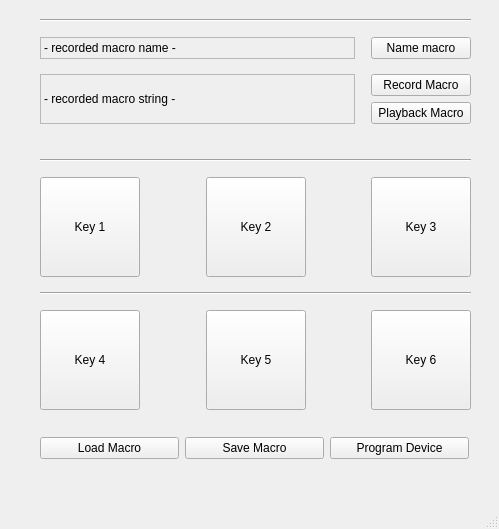
The window that python/gui/main_window.ui (windykeyboards/southerly-front) describes before a commit, drawn with Qt 5.
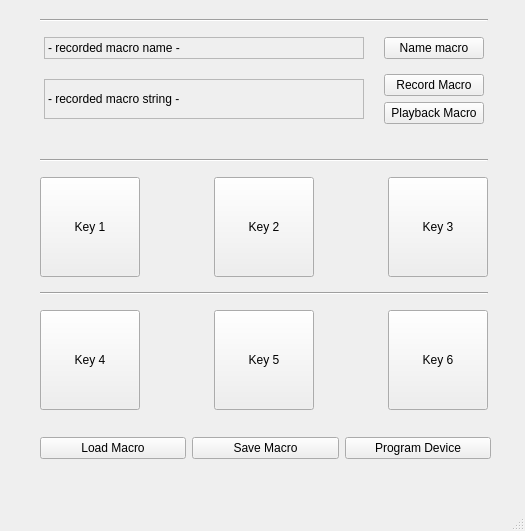
The same window after the commit.

Commit message: Fixed ui, functional, no stylesheet

Patch:
```diff
--- a/python/gui/main_window.ui
+++ b/python/gui/main_window.ui
@@ -6,8 +6,8 @@
    <rect>
     <x>0</x>
     <y>0</y>
-    <width>499</width>
-    <height>529</height>
+    <width>525</width>
+    <height>531</height>
    </rect>
   </property>
   <property name="baseSize">
@@ -20,12 +20,18 @@
    <string>WindyM1</string>
   </property>
   <widget class="QWidget" name="centralwidget">
+   <property name="minimumSize">
+    <size>
+     <width>525</width>
+     <height>490</height>
+    </size>
+   </property>
    <widget class="QWidget" name="verticalLayoutWidget">
     <property name="geometry">
      <rect>
       <x>40</x>
       <y>10</y>
-      <width>431</width>
+      <width>448</width>
       <height>413</height>
      </rect>
     </property>
@@ -43,13 +49,13 @@
         <widget class="QLabel" name="macro_name_label">
          <property name="minimumSize">
           <size>
-           <width>300</width>
+           <width>320</width>
            <height>0</height>
           </size>
          </property>
          <property name="maximumSize">
           <size>
-           <width>16777215</width>
+           <width>320</width>
            <height>30</height>
           </size>
          </property>
@@ -85,6 +91,12 @@
        </item>
        <item>
         <widget class="QPushButton" name="macro_name_btn">
+         <property name="minimumSize">
+          <size>
+           <width>100</width>
+           <height>0</height>
+          </size>
+         </property>
          <property name="maximumSize">
           <size>
            <width>100</width>
@@ -104,7 +116,13 @@
         <widget class="QLabel" name="macro_string_label">
          <property name="minimumSize">
           <size>
-           <width>300</width>
+           <width>320</width>
+           <height>40</height>
+          </size>
+         </property>
+         <property name="maximumSize">
+          <size>
+           <width>320</width>
            <height>40</height>
           </size>
          </property>
@@ -120,6 +138,9 @@
          <property name="text">
           <string>- recorded macro string -</string>
          </property>
+         <property name="wordWrap">
+          <bool>true</bool>
+         </property>
         </widget>
        </item>
        <item>
@@ -144,7 +165,7 @@
           <widget class="QPushButton" name="record_macro_btn">
            <property name="minimumSize">
             <size>
-             <width>10</width>
+             <width>100</width>
              <height>0</height>
             </size>
            </property>
@@ -161,6 +182,12 @@
          </item>
          <item>
           <widget class="QPushButton" name="playback_macro_btn">
+           <property name="minimumSize">
+            <size>
+             <width>100</width>
+             <height>0</height>
+            </size>
+           </property>
            <property name="maximumSize">
             <size>
              <width>100</width>
@@ -368,7 +395,7 @@
      <rect>
       <x>40</x>
       <y>420</y>
-      <width>429</width>
+      <width>451</width>
       <height>56</height>
      </rect>
     </property>
```
Left out of the diff: 2 changed lines with no effect on the pictures. The commit also changes 1 other file.
